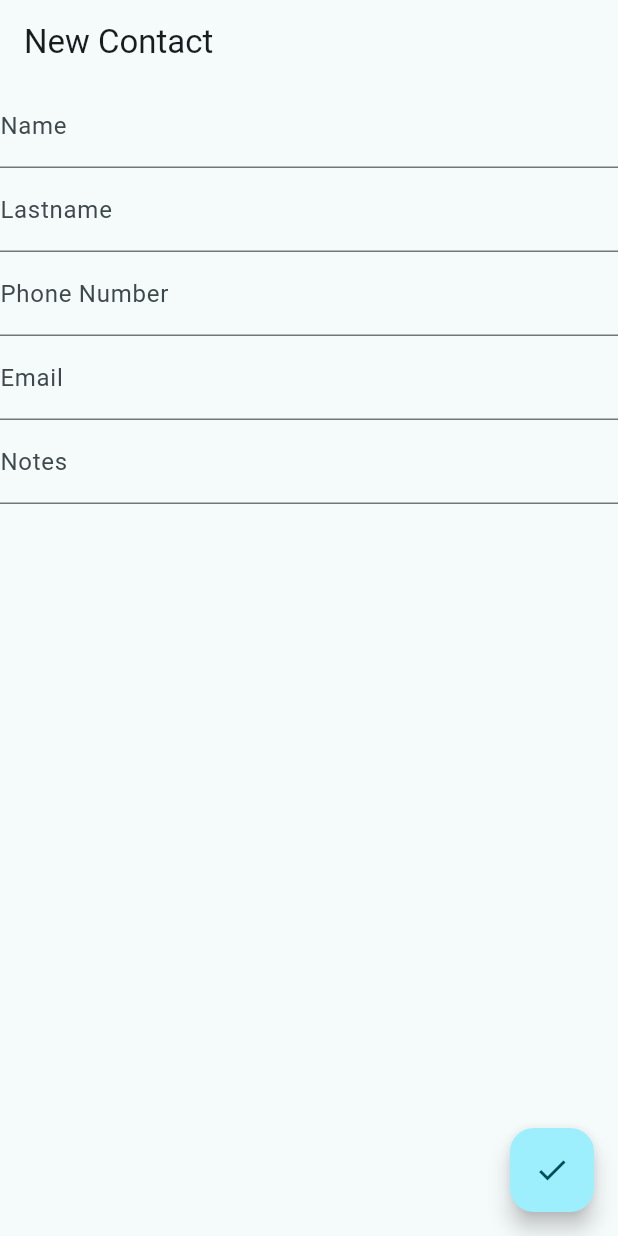
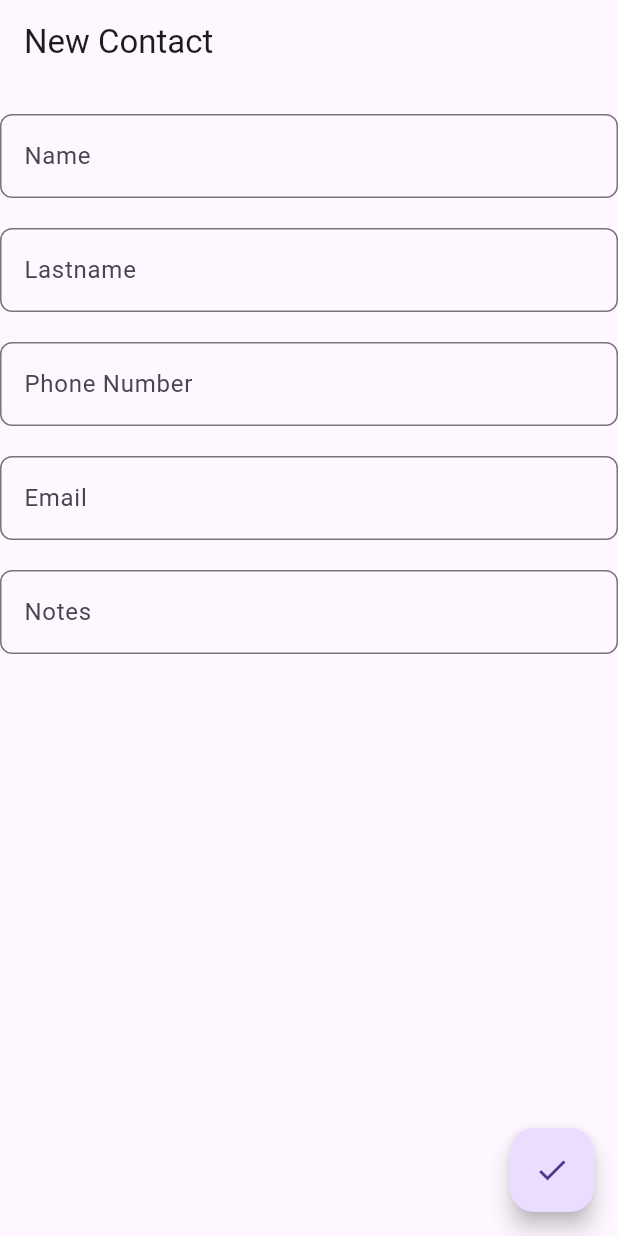
Before and after one commit to jipiccardi/contacts-mobile-app, a Flutter app: the NewContactScreen screen opened by its route, on a phone screen of 412 x 824 dp. Run offline on Flutter 3.47's test engine with Material 3 defaults, Android fonts, the phone set to English and light mode, and no system bars; our stand-ins replace floor, go_router, sqflite; accounts and stored records are empty; generated files the repository leaves out were written again.

Commit message:
CRUD lofic implemented

```diff
--- a/contacts_app/lib/config/database/database.dart
+++ b/contacts_app/lib/config/database/database.dart
@@ -19,7 +19,6 @@ abstract class  AppDatabase extends FloorDatabase {
       Callback(
         onCreate: (database, version) async {
           // This method is only called when the database is first created.
-          //await _prepopulateDb(database);
         },
       ),
     ).build();
--- a/contacts_app/lib/config/router/app_router.dart
+++ b/contacts_app/lib/config/router/app_router.dart
@@ -1,9 +1,10 @@
+import 'package:contacts_app/presentation/screens/contact_detail_screen.dart';
+import 'package:contacts_app/presentation/screens/edit_contact_screen.dart';
 import 'package:contacts_app/presentation/screens/new_contact_screen.dart';
 import 'package:go_router/go_router.dart';
 import 'package:contacts_app/presentation/screens/home_screen.dart';
 
-final appRouter = GoRouter(
-  routes: [
+final appRouter = GoRouter(routes: [
   GoRoute(
     name: HomeScreen.name,
     path: '/',
@@ -14,20 +15,22 @@ final appRouter = GoRouter(
     path: '/new-contact',
     builder: (context, state) => const NewContactScreen(),
   ),
-    /*
   GoRoute(
       name: ContactDetailScreen.name,
-      path:'/contact_details/:contactId',
-
+      path: '/contact_details/:contactId',
       builder: (context, state) {
-
         final contactId = state.pathParameters['contactId'];
         return ContactDetailScreen(
-          con
-        )
-
-      }
-    )
-    */
-  ]
+          contactId: int.tryParse(contactId.toString()) ?? -1,
         );
+      }),
+  GoRoute(
+      name: EditContactScreen.name,
+      path: '/edit-contact/:contactId',
+      builder: (context, state) {
+        final contactId = state.pathParameters['contactId'];
+        return EditContactScreen(
+          contactId: int.tryParse(contactId.toString()) ?? -1,
+        );
+      })
+]);
--- a/contacts_app/lib/data/contacts_dao.dart
+++ b/contacts_app/lib/data/contacts_dao.dart
@@ -12,4 +12,10 @@ abstract class ContactsDao {
 
   @insert
   Future<void> insertContact(Contact contact);
+
+  @update
+  Future<void> updateContact(Contact contact);
+
+  @delete
+  Future<void> deleteContact(Contact contact);
 }
--- a/contacts_app/lib/domain/repositories/contacts_repository.dart
+++ b/contacts_app/lib/domain/repositories/contacts_repository.dart
@@ -5,4 +5,8 @@ abstract class ContactsRepository {
   Future<Contact> getById(int id);
 
   Future<void> insertContact(Contact contact);
+
+  Future<void> updateContact(Contact contact);
+
+  Future<void> deleteContact(Contact contact);
 }
--- a/contacts_app/lib/main.dart
+++ b/contacts_app/lib/main.dart
@@ -6,7 +6,7 @@ import 'package:contacts_app/config/router/app_router.dart';
 
 late AppDatabase database;
 
-void main() async{
+void main() async {
   // Ensure that the binding is initialized
   WidgetsFlutterBinding.ensureInitialized();
 
@@ -29,7 +29,7 @@ class MainApp extends StatelessWidget {
       routerConfig: appRouter,
       debugShowCheckedModeBanner: false,
       theme: ThemeData(
-        colorSchemeSeed: Colors.grey,
+        useMaterial3: true,
         brightness: Brightness.light
       ),
     );
--- a/contacts_app/lib/presentation/screens/new_contact_screen.dart
+++ b/contacts_app/lib/presentation/screens/new_contact_screen.dart
@@ -1,10 +1,9 @@
 import 'package:contacts_app/data/local_contacts_repository.dart';
 import 'package:contacts_app/domain/models/contact.dart';
-import 'package:contacts_app/main.dart';
 import 'package:flutter/material.dart';
+import 'package:flutter/services.dart';
 import 'package:go_router/go_router.dart';
 import 'package:contacts_app/domain/repositories/contacts_repository.dart';
-
 
 class NewContactScreen extends StatelessWidget {
   static const name = 'new_contact_screen';
@@ -14,32 +13,24 @@ class NewContactScreen extends StatelessWidget {
   @override
   Widget build(BuildContext context) {
     return Scaffold(
-      appBar:AppBar(
+      appBar: AppBar(
         title: const Text('New Contact'),
       ),
-      body: const _NewContactView(),
+      body: _NewContactView(),
     );
   }
 }
 
-class _NewContactView extends StatefulWidget {
-  const _NewContactView();
-
-  @override
-  State<_NewContactView> createState() => _NewContactViewState();
-}
-
-class _NewContactViewState extends State<_NewContactView> {
+class _NewContactView extends StatelessWidget {
   final GlobalKey<FormState> _formKey = GlobalKey<FormState>();
 
   final ContactsRepository _repository = LocalContactsRepository();
 
-  String name = '';
-  String lastname = '';
-  String phoneNumber = '';
-  String email = '';
-  String notes = '';
-
+  final TextEditingController nameController = TextEditingController();
+  final TextEditingController lastnameController = TextEditingController();
+  final TextEditingController phoneController = TextEditingController();
+  final TextEditingController emailController = TextEditingController();
+  final TextEditingController notesController = TextEditingController();
 
   @override
   Widget build(BuildContext context) {
@@ -49,9 +40,18 @@ class _NewContactViewState extends State<_NewContactView> {
         child: Column(
           crossAxisAlignment: CrossAxisAlignment.start,
           children: <Widget>[
+            const SizedBox(height: 20),
             TextFormField(
-            decoration: const InputDecoration(
-              label: Text('Name')
+              controller: nameController,
+              textCapitalization: TextCapitalization.words,
+              decoration: InputDecoration(
+                label: const Text('Name'),
+                border: OutlineInputBorder(
+                  borderRadius: BorderRadius.circular(8.0), // Rounded corners
+                ),
+                focusedBorder: OutlineInputBorder(
+                  borderRadius: BorderRadius.circular(8.0),
+                ),
               ),
               validator: (v) {
                 if (v == null || v.isEmpty) {
@@ -59,21 +59,36 @@ class _NewContactViewState extends State<_NewContactView> {
                 }
                 return null;
               },
-            onSaved: (value) {
-              name = value!;
-            },
             ),
+            const SizedBox(height: 20),
             TextFormField(
-            decoration: const InputDecoration(
-              label: Text('Lastname')
+              controller: lastnameController,
+              textCapitalization: TextCapitalization.words,
+              decoration: InputDecoration(
+                label: const Text('Lastname'),
+                border: OutlineInputBorder(
+                  borderRadius: BorderRadius.circular(8.0), // Rounded corners
                 ),
-            onSaved: (value) {
-              lastname = value!;
-            },
+                focusedBorder: OutlineInputBorder(
+                  borderRadius: BorderRadius.circular(8.0),
                 ),
+              ),
+            ),
+            const SizedBox(height: 20),
             TextFormField(
-            decoration: const InputDecoration(
-              label: Text('Phone Number')
+              controller: phoneController,
+              keyboardType: TextInputType.number,
+              inputFormatters: <TextInputFormatter>[
+                FilteringTextInputFormatter.digitsOnly, // Only allows digits
+              ],
+              decoration: InputDecoration(
+                label: const Text('Phone Number'),
+                border: OutlineInputBorder(
+                  borderRadius: BorderRadius.circular(8.0), // Rounded corners
+                ),
+                focusedBorder: OutlineInputBorder(
+                  borderRadius: BorderRadius.circular(8.0),
+                ),
               ),
               validator: (v) {
                 if (v == null || v.isEmpty) {
@@ -81,39 +96,47 @@ class _NewContactViewState extends State<_NewContactView> {
                 }
                 return null;
               },
-            onSaved: (value) {
-              phoneNumber = value!;
-            },
             ),
+            const SizedBox(height: 20),
             TextFormField(
-            decoration: const InputDecoration(
-              label: Text('Email')
+              controller: emailController,
+              decoration: InputDecoration(
+                label: const Text('Email'),
+                border: OutlineInputBorder(
+                  borderRadius: BorderRadius.circular(8.0), // Rounded corners
                 ),
-            onSaved: (value) {
-              email = value!;
-            },
+                focusedBorder: OutlineInputBorder(
+                  borderRadius: BorderRadius.circular(8.0),
                 ),
+              ),
+            ),
+            const SizedBox(height: 20),
             TextFormField(
-            decoration: const InputDecoration(
-              label: Text('Notes')
+              controller: notesController,
+              decoration: InputDecoration(
+                label: const Text('Notes'),
+                border: OutlineInputBorder(
+                  borderRadius: BorderRadius.circular(8.0), // Rounded corners
                 ),
-            onSaved: (value) {
-              notes = value!;
-            },
+                focusedBorder: OutlineInputBorder(
+                  borderRadius: BorderRadius.circular(8.0),
+                ),
+              ),
             ),
           ],
         ),
       ),
       floatingActionButton: FloatingActionButton(
-        onPressed: () {
-          if (_formKey.currentState!.validate()){
-            _formKey.currentState!.save();
-            setState(() {
-              //database.contactDao.insertContact(Contact(name: name, phoneNumber: phoneNumber, userId: 1));
-              _repository.insertContact(Contact(name: name, phoneNumber: phoneNumber, userId: 1));
-            });
-            _formKey.currentState!.reset();
-            context.pop(true);
+        onPressed: () async {
+          if (_formKey.currentState!.validate()) {
+            await _repository.insertContact(Contact(
+                name: nameController.text,
+                lastname: lastnameController.text,
+                phoneNumber: phoneController.text,
+                email: emailController.text,
+                notes: notesController.text,
+                userId: 1));
+            if (context.mounted) context.pop(true);
           }
         },
         child: const Icon(Icons.check),
--- a/contacts_app/pubspec.yaml
+++ b/contacts_app/pubspec.yaml
@@ -22,3 +22,6 @@ dev_dependencies:
 
 flutter:
   uses-material-design: true
+
+  assets:
+  - assets/images/
```
Also changed, not shown: contacts_app/lib/data/local_contacts_repository.dart (+10 -0 lines), contacts_app/lib/presentation/screens/contact_detail.dart (deleted, +0 -61 lines), contacts_app/lib/presentation/screens/contact_detail_screen.dart (added, +138 -0 lines), contacts_app/lib/presentation/screens/edit_contact_screen.dart (added, +238 -0 lines), contacts_app/lib/presentation/screens/home_screen.dart (+8 -1 lines), contacts_app/lib/presentation/widgets/contact_item.dart (+4 -3 lines), contacts_app/assets/images/default_user.png (added), contacts_app/lib/config/database/database.g.dart. Lines whose indentation alone changed are shown as unchanged.
